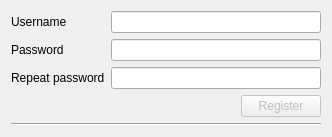
This is client/registrationwindow.ui in gianluca-amprimo/pds-project as Qt 5 draws it before an edit. The edited form follows.
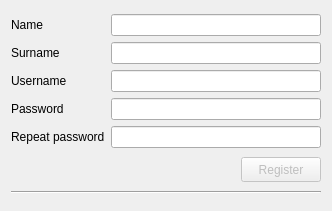
This is the edited form.

Patch:
```diff
--- a/client/registrationwindow.ui
+++ b/client/registrationwindow.ui
@@ -6,59 +6,74 @@
    <rect>
     <x>0</x>
     <y>0</y>
-    <width>351</width>
-    <height>151</height>
+    <width>329</width>
+    <height>211</height>
    </rect>
   </property>
   <property name="windowTitle">
    <string>Registration</string>
   </property>
-  <layout class="QVBoxLayout" name="verticalLayout_2">
-   <property name="sizeConstraint">
-    <enum>QLayout::SetFixedSize</enum>
-   </property>
-   <item>
     <layout class="QVBoxLayout" name="verticalLayout">
      <item>
       <layout class="QGridLayout" name="gridLayout">
-       <item row="0" column="0">
+     <item row="2" column="0">
         <widget class="QLabel" name="UsernameLabel">
          <property name="text">
           <string>Username</string>
          </property>
         </widget>
        </item>
-       <item row="0" column="1">
-        <widget class="QLineEdit" name="UsernameEdit"/>
-       </item>
-       <item row="1" column="0">
+     <item row="3" column="0">
         <widget class="QLabel" name="PasswordLabel">
          <property name="text">
           <string>Password</string>
          </property>
         </widget>
        </item>
-       <item row="1" column="1">
+     <item row="2" column="1">
+      <widget class="QLineEdit" name="UsernameEdit"/>
+     </item>
+     <item row="1" column="0">
+      <widget class="QLabel" name="SurnameLabel">
+       <property name="text">
+        <string>Surname</string>
+       </property>
+      </widget>
+     </item>
+     <item row="3" column="1">
         <widget class="QLineEdit" name="PasswordEdit">
          <property name="echoMode">
           <enum>QLineEdit::Password</enum>
          </property>
         </widget>
        </item>
-       <item row="2" column="0">
+     <item row="4" column="1">
+      <widget class="QLineEdit" name="RepeatPasswordEdit">
+       <property name="echoMode">
+        <enum>QLineEdit::Password</enum>
+       </property>
+      </widget>
+     </item>
+     <item row="4" column="0">
         <widget class="QLabel" name="RepeatPasswordLabel">
          <property name="text">
           <string>Repeat password</string>
          </property>
         </widget>
        </item>
-       <item row="2" column="1">
-        <widget class="QLineEdit" name="RepeatPasswordEdit">
-         <property name="echoMode">
-          <enum>QLineEdit::Password</enum>
+     <item row="1" column="1">
+      <widget class="QLineEdit" name="SurnameEdit"/>
+     </item>
+     <item row="0" column="0">
+      <widget class="QLabel" name="NameLabel">
+       <property name="text">
+        <string>Name</string>
          </property>
         </widget>
        </item>
+     <item row="0" column="1">
+      <widget class="QLineEdit" name="NameEdit"/>
+     </item>
       </layout>
      </item>
      <item>
@@ -98,8 +113,6 @@
       </widget>
      </item>
     </layout>
-   </item>
-  </layout>
  </widget>
  <resources/>
  <connections/>
```
Left out of the diff: 8 changed lines with no effect on the pictures. Lines whose indentation alone changed are shown as unchanged.
